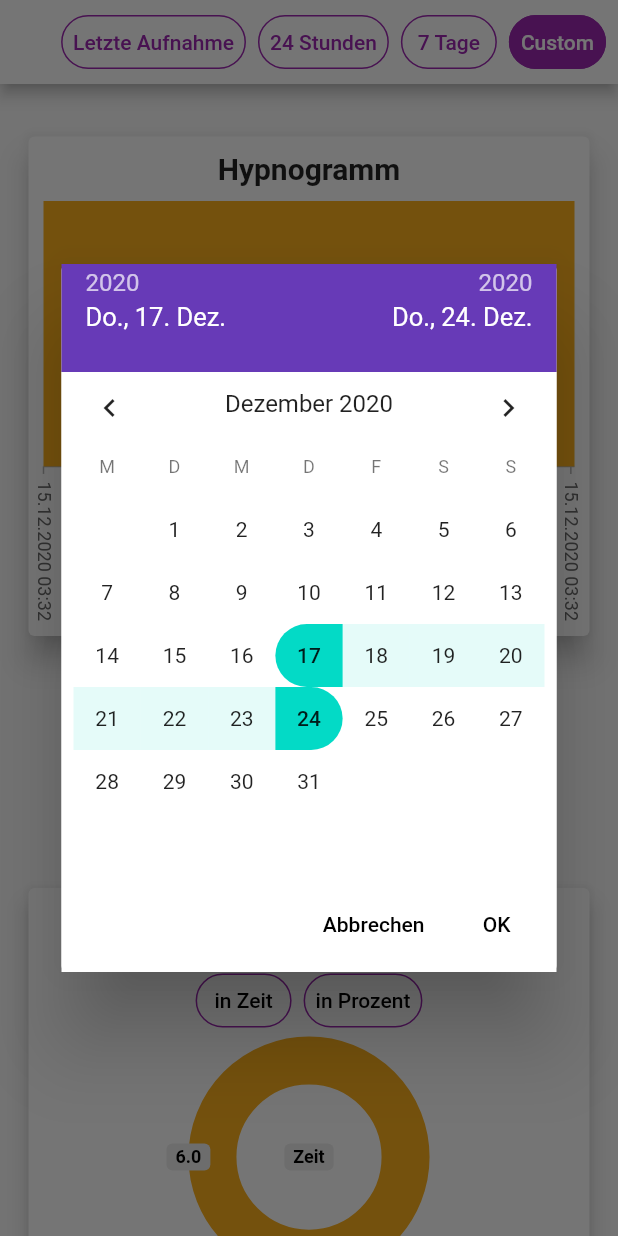
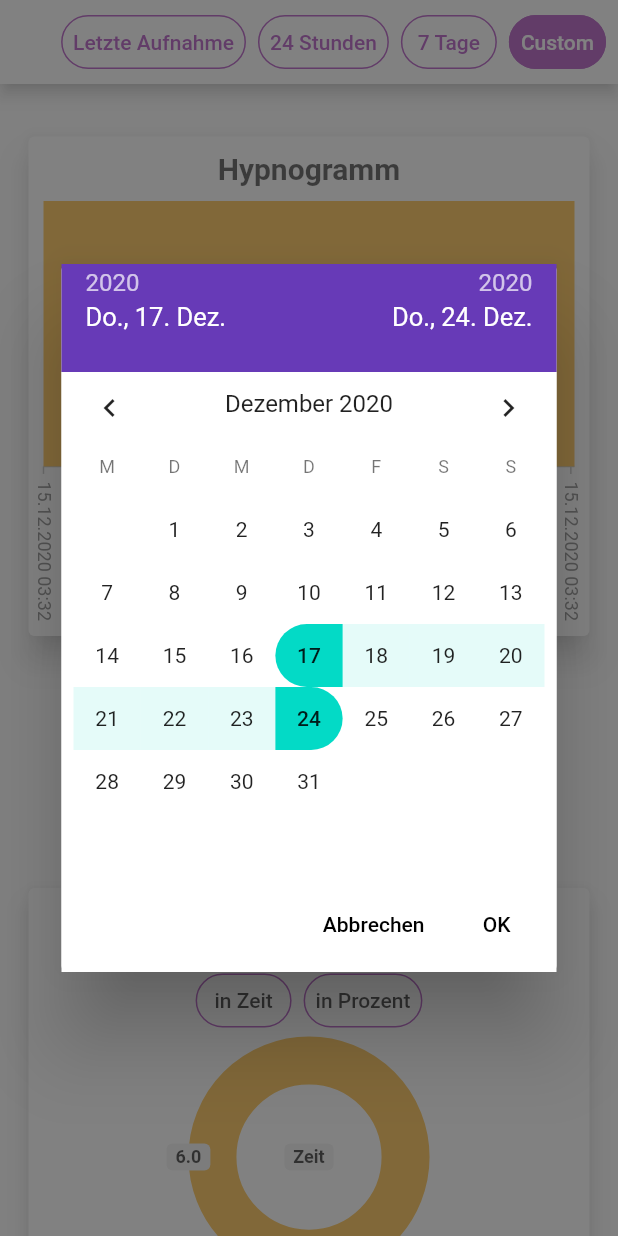
Before and after one commit to SarahLM/somnus, a Flutter app: the HypnogramScreen screen opened directly, after a tap on "24 Stunden", after a tap on "7 Tage", after a tap on "Custom", on a phone screen of 412 x 824 dp. Run offline on Flutter 3.47's test engine with Material 2 defaults, Android fonts, the phone set to English and light mode, and no system bars; drawn by our look-alikes of pie_chart; our stand-ins replace introduction_screen, permission_handler, shared_preferences, syncfusion_flutter_charts; missing offline and left inert: flutter_ble_lib, pointycastle; accounts and stored records are empty.

Commit message:
Fixed bug when clicking outside DatePicker

```diff
--- a/frontend_somnus/lib/widgets/date_range_picker_custom.dart
+++ b/frontend_somnus/lib/widgets/date_range_picker_custom.dart
@@ -1311,6 +1311,7 @@ typedef bool SelectableDayPredicate(DateTime day);
 ///
 ///  * [showTimePicker]
 ///  * <https://material.google.com/components/pickers.html#pickers-date-pickers>
+///
 Future<List<DateTime>> showDatePicker({
   @required BuildContext context,
   @required DateTime initialFirstDate,
@@ -1338,14 +1339,21 @@ Future<List<DateTime>> showDatePicker({
   assert(
       initialDatePickerMode != null, 'initialDatePickerMode must not be null');
 
-  Widget child = new _DatePickerDialog(
+  Widget child = Stack(children: [
+    new Opacity(
+      opacity: 0.3,
+      child: const ModalBarrier(dismissible: false, color: Colors.grey),
+    ),
+    Center(
+        child: new _DatePickerDialog(
       initialFirstDate: initialFirstDate,
       initialLastDate: initialLastDate,
       firstDate: firstDate,
       lastDate: lastDate,
       selectableDayPredicate: selectableDayPredicate,
       initialDatePickerMode: initialDatePickerMode,
-  );
+    ))
+  ]);
 
   if (textDirection != null) {
     child = new Directionality(
@@ -1363,7 +1371,6 @@ Future<List<DateTime>> showDatePicker({
   }
 
   return await showDialog<List<DateTime>>(
-    barrierDismissible: true,
     context: context,
     builder: (BuildContext context) => child,
   );
```
Lines whose indentation alone changed are shown as unchanged.
